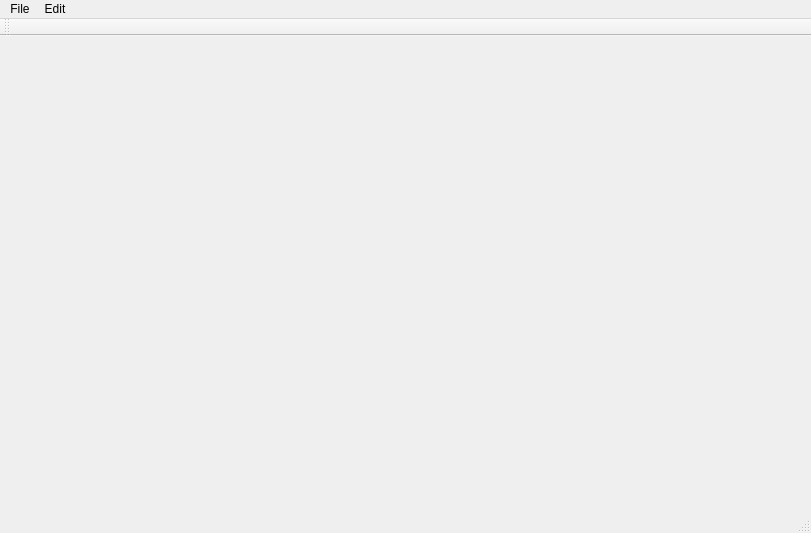
First picture: the form in Toolkit/mainwindow.ui, repository LeonBlade/Blade-Brothers-Engine, before the edit.
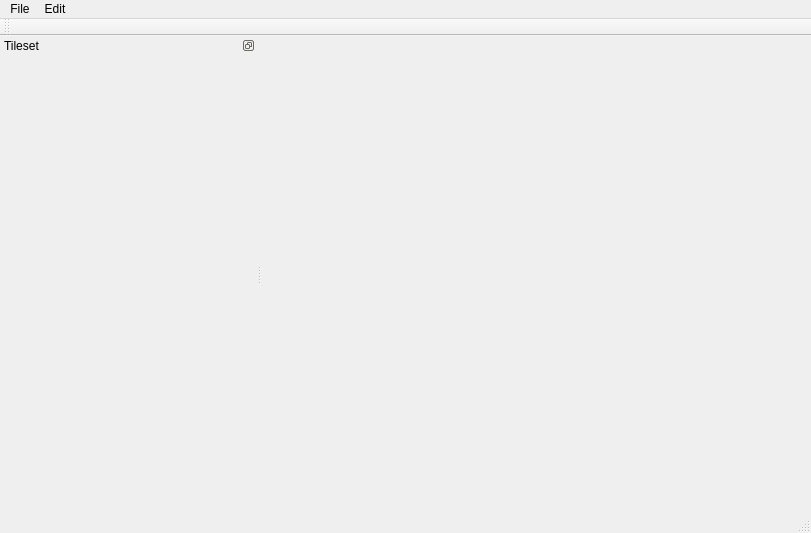
Second picture: the form after the edit.

```diff
--- a/Toolkit/mainwindow.ui
+++ b/Toolkit/mainwindow.ui
@@ -27,28 +27,6 @@
     <property name="margin">
      <number>0</number>
     </property>
-    <item>
-     <widget class="QWidget" name="widget" native="true">
-      <property name="sizePolicy">
-       <sizepolicy hsizetype="Fixed" vsizetype="Preferred">
-        <horstretch>0</horstretch>
-        <verstretch>0</verstretch>
-       </sizepolicy>
-      </property>
-      <property name="minimumSize">
-       <size>
-        <width>256</width>
-        <height>0</height>
-       </size>
-      </property>
-      <property name="baseSize">
-       <size>
-        <width>256</width>
-        <height>0</height>
-       </size>
-      </property>
-     </widget>
-    </item>
     <item>
      <widget class="QTabWidget" name="tabWidget">
       <property name="currentIndex">
@@ -109,6 +87,64 @@
    </attribute>
   </widget>
   <widget class="QStatusBar" name="statusBar"/>
+  <widget class="QDockWidget" name="dockWidget">
+   <property name="sizePolicy">
+    <sizepolicy hsizetype="Fixed" vsizetype="Fixed">
+     <horstretch>0</horstretch>
+     <verstretch>0</verstretch>
+    </sizepolicy>
+   </property>
+   <property name="minimumSize">
+    <size>
+     <width>256</width>
+     <height>256</height>
+    </size>
+   </property>
+   <property name="features">
+    <set>QDockWidget::DockWidgetFloatable|QDockWidget::DockWidgetMovable</set>
+   </property>
+   <property name="allowedAreas">
+    <set>Qt::LeftDockWidgetArea|Qt::RightDockWidgetArea</set>
+   </property>
+   <property name="windowTitle">
+    <string>Tileset</string>
+   </property>
+   <attribute name="dockWidgetArea">
+    <number>1</number>
+   </attribute>
+   <widget class="QWidget" name="dockWidgetContents">
+    <layout class="QGridLayout" name="gridLayout">
+     <property name="margin">
+      <number>0</number>
+     </property>
+     <item row="0" column="0">
+      <widget class="QWidget" name="widget" native="true">
+       <property name="sizePolicy">
+        <sizepolicy hsizetype="Expanding" vsizetype="Preferred">
+         <horstretch>0</horstretch>
+         <verstretch>0</verstretch>
+        </sizepolicy>
+       </property>
+       <property name="minimumSize">
+        <size>
+         <width>256</width>
+         <height>0</height>
+        </size>
+       </property>
+       <property name="baseSize">
+        <size>
+         <width>256</width>
+         <height>0</height>
+        </size>
+       </property>
+       <property name="statusTip">
+        <string>Tileset</string>
+       </property>
+      </widget>
+     </item>
+    </layout>
+   </widget>
+  </widget>
   <action name="actionNew_Map">
    <property name="text">
     <string>New Map</string>
```
